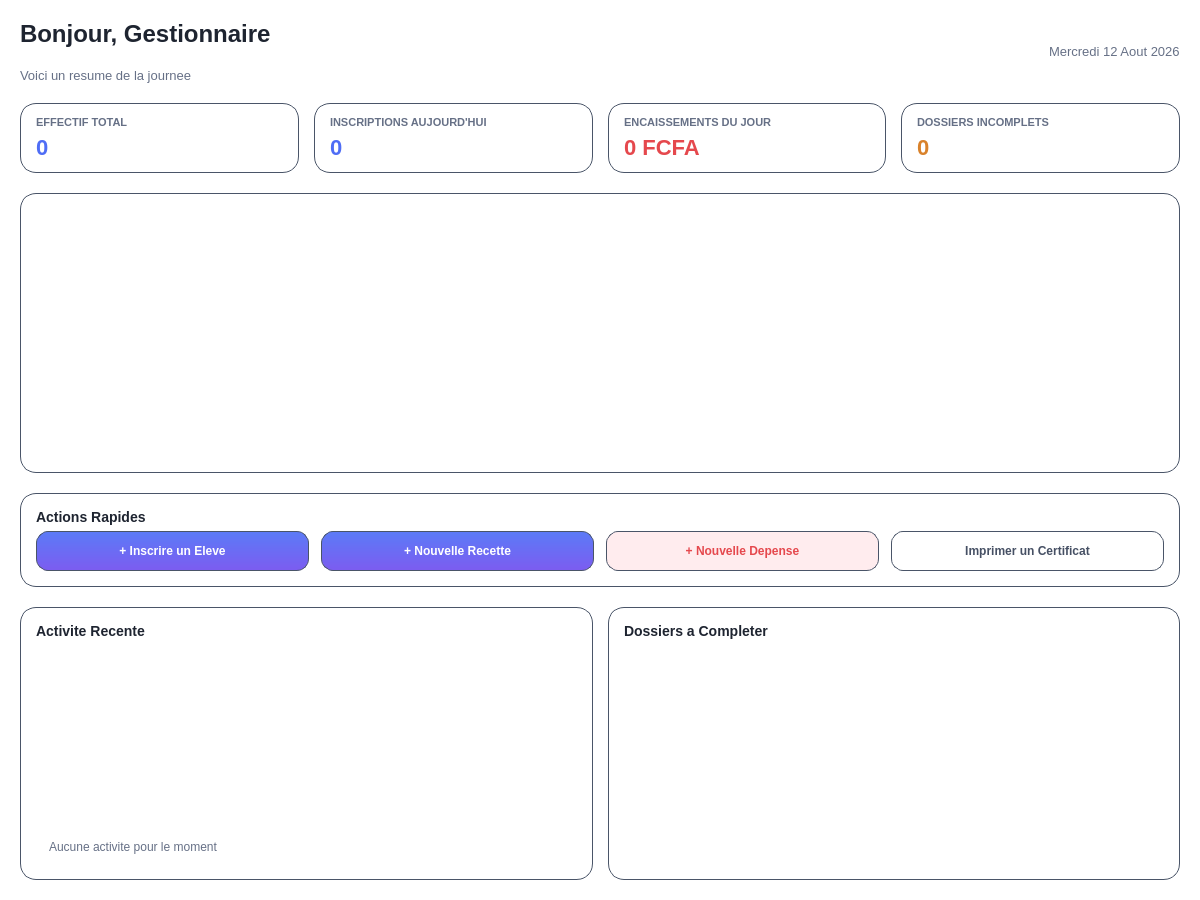
Above: ui/ui_files/dashboards/dashboard_gestionnaire.ui from laudesmassamba1-ai/Logiciel-de-gestion-scolaire before the change. Below: the same form after it.
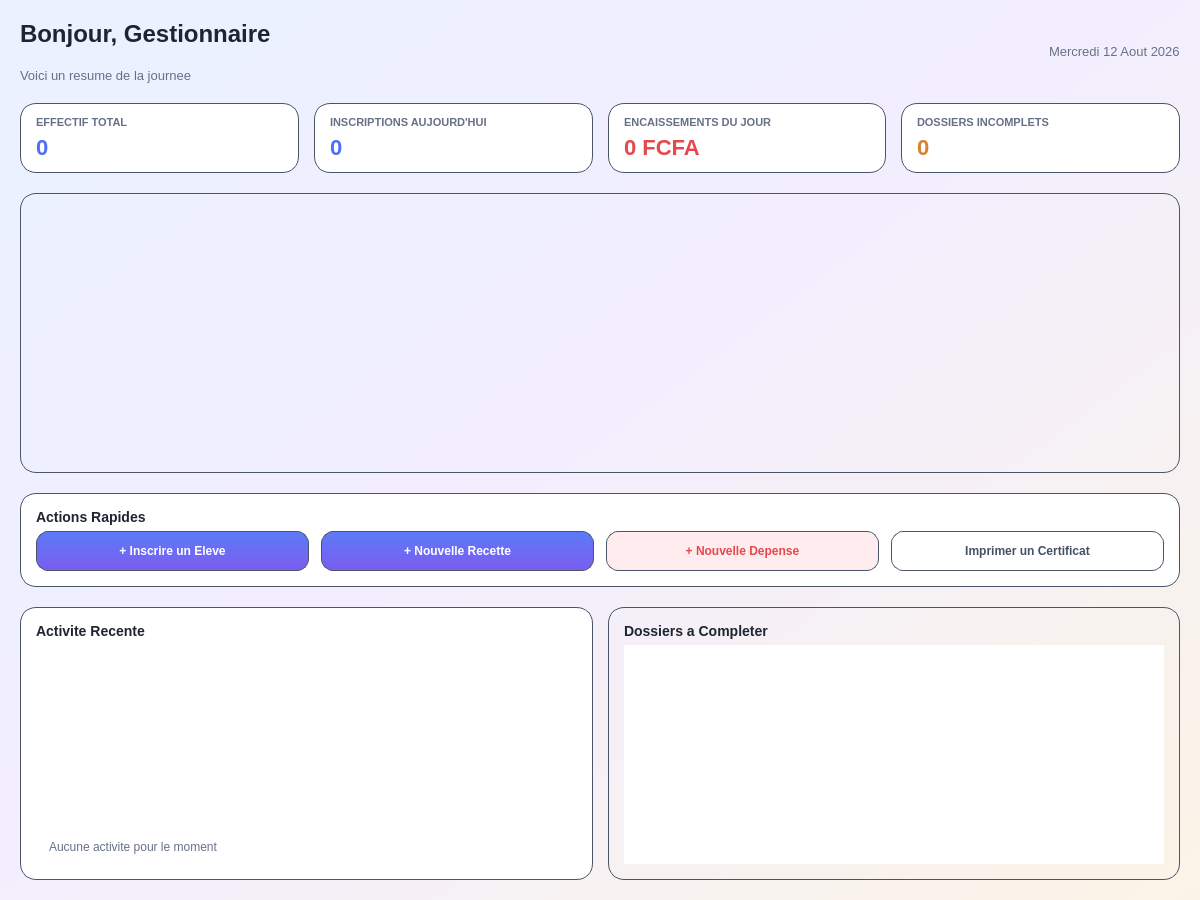
That is the form after the change.

Commit message: fix: dashboard gestionnaire — fond racine transparent -> degrade aura (bandes noires si charge en dehors du QMainWindow peint)

Diff of the .ui file:
```diff
--- a/ui/ui_files/dashboards/dashboard_gestionnaire.ui
+++ b/ui/ui_files/dashboards/dashboard_gestionnaire.ui
@@ -13,7 +13,9 @@
   <property name="windowTitle">
    <string>Espace Gestionnaire</string>
   </property>
-<property name="styleSheet"><string>QWidget#PageGestionnaire { background: transparent; }</string></property>
+<property name="styleSheet"><string>QWidget#PageGestionnaire { background: qlineargradient(x1:0, y1:0, x2:1, y2:1, stop:0 #EAF2FF, stop:0.45 #F2EEFF, stop:1 #FBF4E6); }
+/* Fond explicite (degrade aurora) : un fond 'transparent' posait la feuille
+   de style sur la fenetre contenant la page -> fenetre non peinte -> noir. */</string></property>
   <layout class="QVBoxLayout" name="mainLayout">
    <property name="spacing">
     <number>20</number>
```
